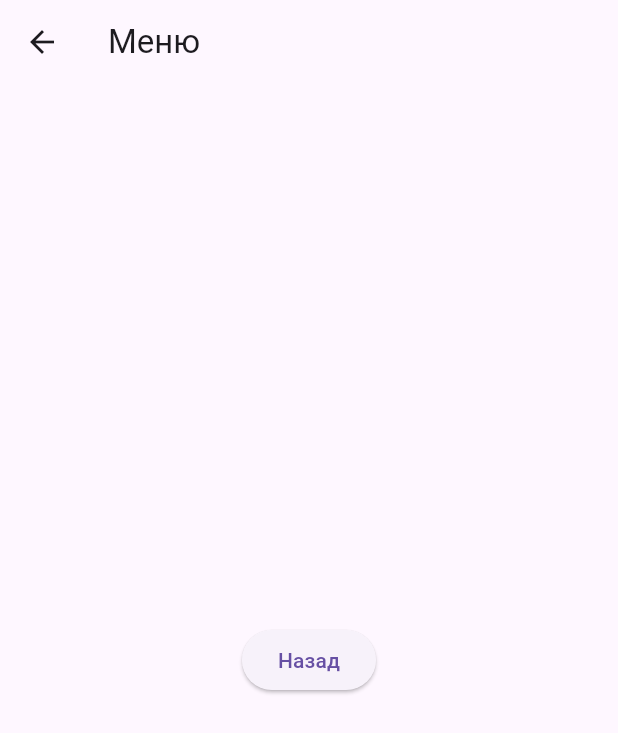
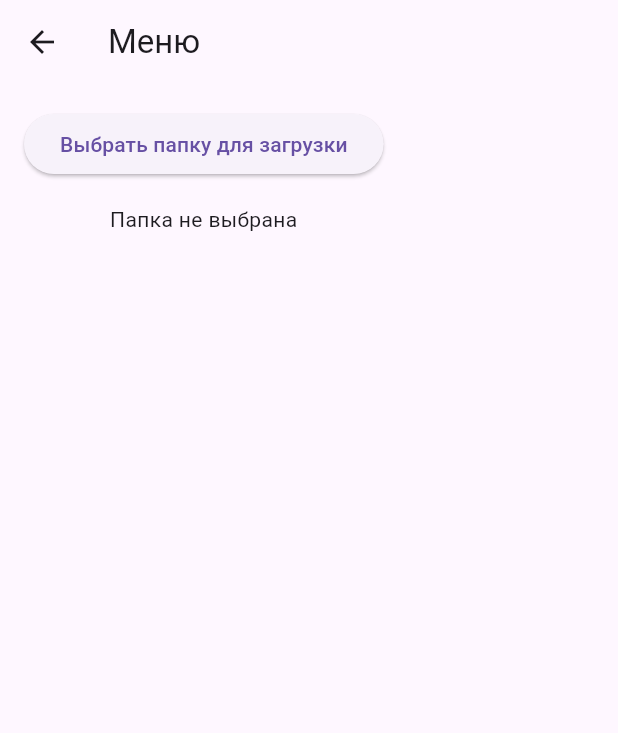
Before and after one commit to ShViktor72/muzon_search, a Flutter app: the screen it shows after launch, after a tap on the "menu" icon, on a phone screen of 412 x 824 dp. Shown: the top 733 px of the screen. Run offline on Flutter 3.47's test engine with Material 3 defaults, Android fonts, the phone set to English and light mode, and no system bars; our stand-ins replace file_picker, shared_preferences.

Commit message:
v1.1.0 folder

```diff
--- a/lib/screens/menu_screen.dart
+++ b/lib/screens/menu_screen.dart
@@ -1,7 +1,39 @@
 import 'package:flutter/material.dart';
+import 'package:file_picker/file_picker.dart';
+import '../services/settings_service.dart';
 
-class MenuScreen extends StatelessWidget {
+class MenuScreen extends StatefulWidget {
   const MenuScreen({super.key});
+
+  @override
+  State<MenuScreen> createState() => _MenuScreenState();
+}
+
+class _MenuScreenState extends State<MenuScreen> {
+  String? _selectedFolder;
+
+  @override
+  void initState() {
+    super.initState();
+    _loadFolder();
+  }
+
+  Future<void> _loadFolder() async {
+    final folder = await SettingsService.getFolderPath();
+    setState(() {
+      _selectedFolder = folder;
+    });
+  }
+
+  Future<void> _pickFolder() async {
+    String? selectedDirectory = await FilePicker.platform.getDirectoryPath();
+    if (selectedDirectory != null) {
+      await SettingsService.saveFolderPath(selectedDirectory);
+      setState(() {
+        _selectedFolder = selectedDirectory;
+      });
+    }
+  }
 
   @override
   Widget build(BuildContext context) {
@@ -9,12 +41,22 @@ class MenuScreen extends StatelessWidget {
       appBar: AppBar(
         title: const Text('Меню'),
       ),
-      body: Center(
-        child: ElevatedButton(
-          onPressed: () {
-            Navigator.pop(context);
-          },
-          child: const Text('Назад'),
+      body: Padding(
+        padding: const EdgeInsets.all(16.0),
+        child: Column(
+          children: [
+            ElevatedButton(
+              onPressed: _pickFolder,
+              child: const Text('Выбрать папку для загрузки'),
+            ),
+            const SizedBox(height: 16),
+            Text(
+              _selectedFolder != null
+                  ? 'Выбранная папка:\n$_selectedFolder'
+                  : 'Папка не выбрана',
+              textAlign: TextAlign.center,
+            ),
+          ],
         ),
       ),
     );
--- /dev/null
+++ b/lib/services/settings_service.dart
@@ -0,0 +1,15 @@
+import 'package:shared_preferences/shared_preferences.dart';
+
+class SettingsService {
+  static const String _folderKey = 'download_folder';
+
+  static Future<void> saveFolderPath(String path) async {
+    final prefs = await SharedPreferences.getInstance();
+    await prefs.setString(_folderKey, path);
+  }
+
+  static Future<String?> getFolderPath() async {
+    final prefs = await SharedPreferences.getInstance();
+    return prefs.getString(_folderKey);
+  }
+}
--- a/pubspec.yaml
+++ b/pubspec.yaml
@@ -32,6 +32,8 @@ dependencies:
     sdk: flutter
   cupertino_icons: ^1.0.8
   http: ^1.4.0
+  file_picker: ^10.2.0
+  shared_preferences: ^2.5.3
 
 dev_dependencies:
   flutter_test:
```
Also changed, not shown: pubspec.lock, 3 other files.
